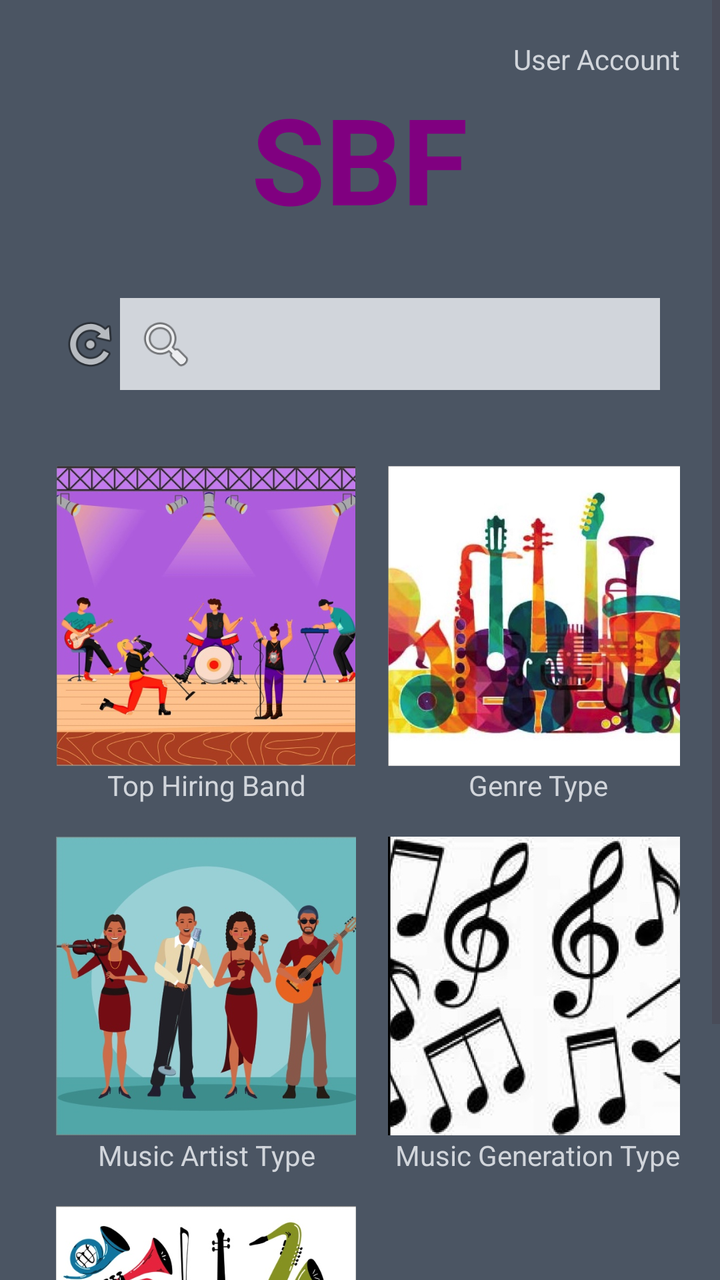
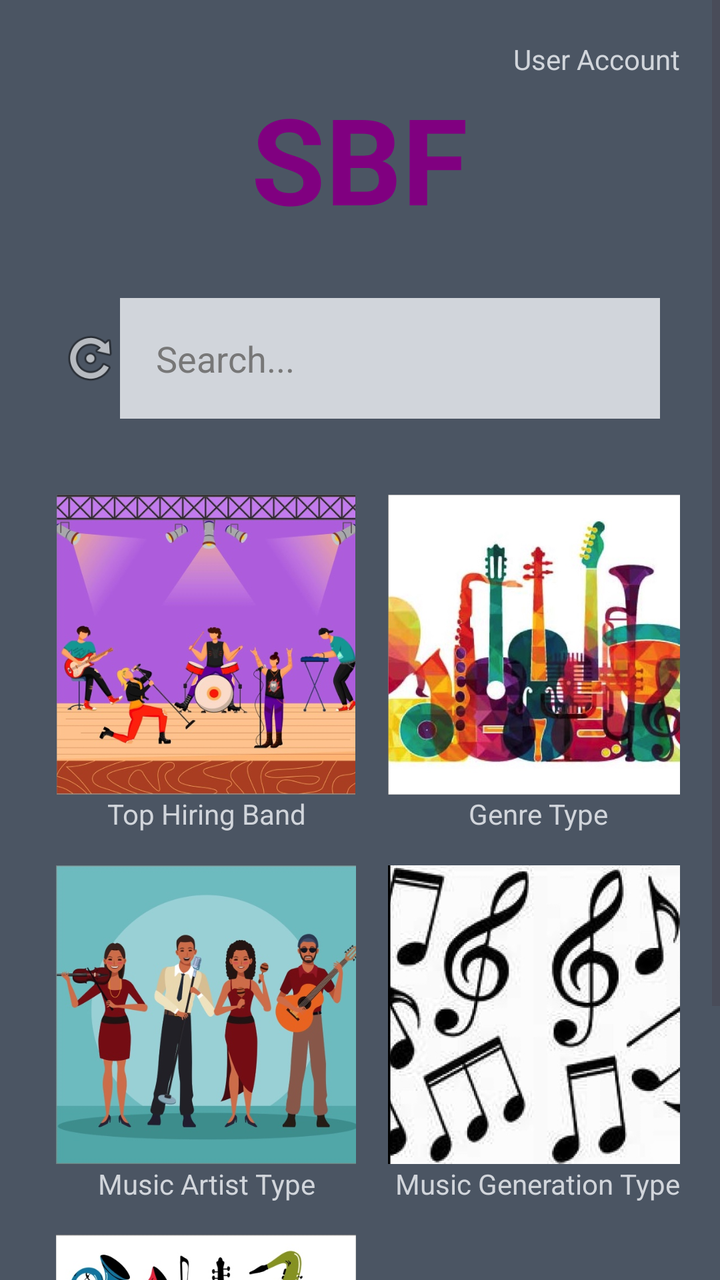

Before-and-after screenshots of an Android layout around one commit, followed by the original layout XML and the change that was made.
<!-- AndroidManifest.xml: application theme Theme.MyApplication -->
<!-- res/layout/activity_dashboard.xml -->
<?xml version="1.0" encoding="utf-8"?>
<ScrollView xmlns:android="http://schemas.android.com/apk/res/android"
    android:layout_width="match_parent"
    android:layout_height="match_parent"
    android:background="#4B5563">

    <LinearLayout
        android:orientation="vertical"
        android:padding="10dp"
        android:layout_width="match_parent"
        android:layout_height="wrap_content"
        android:gravity="center_horizontal">

        <LinearLayout
            android:orientation="vertical"
            android:layout_width="match_parent"
            android:layout_height="wrap_content"
            android:padding="10dp"
            android:gravity="center_horizontal">

            <TextView
                android:layout_width="wrap_content"
                android:layout_height="wrap_content"
                android:layout_gravity="end|center_vertical"
                android:paddingStart="4dp"
                android:text="User Account"
                android:textColor="#D1D5DB" />

            <TextView
                android:id="@+id/sbfTitle"
                android:layout_width="wrap_content"
                android:layout_height="wrap_content"
                android:text="SBF"
                android:textColor="#800080"
                android:textSize="60sp"
                android:textStyle="bold" />
        </LinearLayout>

        <LinearLayout
            android:layout_width="match_parent"
            android:layout_height="wrap_content"
            android:gravity="center_vertical"
            android:orientation="horizontal"
            android:padding="20dp">

            <ImageView
                android:layout_width="30dp"
                android:layout_height="30dp"
                android:src="@android:drawable/ic_menu_rotate" />

            <LinearLayout
                android:layout_width="0dp"
                android:layout_height="wrap_content"
                android:layout_weight="1"
                android:background="#D1D5DB"
                android:gravity="center_vertical"
                android:orientation="horizontal"
                android:padding="8dp">

                <ImageView
                    android:layout_width="30dp"
                    android:layout_height="30dp"
                    android:src="@android:drawable/ic_menu_search" />
            </LinearLayout>
        </LinearLayout>

        <GridLayout
            android:layout_width="wrap_content"
            android:layout_height="wrap_content"
            android:columnCount="2"
            android:padding="10dp">

            <LinearLayout
                android:id="@+id/topHiringBandLayout"
                android:layout_width="wrap_content"
                android:layout_height="wrap_content"
                android:layout_margin="8dp"
                android:gravity="center_horizontal"
                android:orientation="vertical"
                android:clickable="true"
                android:focusable="true">

                <ImageView
                    android:layout_width="150dp"
                    android:layout_height="150dp"
                    android:src="@drawable/top_hiring_band" />

                <TextView
                    android:layout_width="wrap_content"
                    android:layout_height="wrap_content"
                    android:gravity="center"
                    android:text="Top Hiring Band"
                    android:textColor="#D1D5DB" />
            </LinearLayout>

            <LinearLayout
                android:id="@+id/genreTypeLayout"
                android:layout_width="wrap_content"
                android:layout_height="wrap_content"
                android:layout_margin="8dp"
                android:gravity="center_horizontal"
                android:orientation="vertical"
                android:clickable="true"
                android:focusable="true">

                <ImageView
                    android:layout_width="150dp"
                    android:layout_height="150dp"
                    android:src="@drawable/genre_type" />

                <TextView
                    android:layout_width="wrap_content"
                    android:layout_height="wrap_content"
                    android:gravity="center"
                    android:text="Genre Type"
                    android:textColor="#D1D5DB" />
            </LinearLayout>

            
            <LinearLayout
                android:id="@+id/musicArtistTypeLayout"
                android:layout_width="wrap_content"
                android:layout_height="wrap_content"
                android:layout_margin="8dp"
                android:gravity="center_horizontal"
                android:orientation="vertical"
                android:clickable="true"
                android:focusable="true">

                <ImageView
                    android:layout_width="150dp"
                    android:layout_height="150dp"
                    android:src="@drawable/music_artist_type" />

                <TextView
                    android:layout_width="wrap_content"
                    android:layout_height="wrap_content"
                    android:gravity="center"
                    android:text="Music Artist Type"
                    android:textColor="#D1D5DB" />
            </LinearLayout>

            
            <LinearLayout
                android:id="@+id/musicGenerationTypeLayout"
                android:layout_width="wrap_content"
                android:layout_height="wrap_content"
                android:layout_margin="8dp"
                android:gravity="center_horizontal"
                android:orientation="vertical"
                android:clickable="true"
                android:focusable="true">

                <ImageView
                    android:layout_width="150dp"
                    android:layout_height="150dp"
                    android:src="@drawable/music_generation_type" />

                <TextView
                    android:layout_width="wrap_content"
                    android:layout_height="wrap_content"
                    android:gravity="center"
                    android:text="Music Generation Type"
                    android:textColor="#D1D5DB" />
            </LinearLayout>

            
            <LinearLayout
                android:id="@+id/applyBandMemberLayout"
                android:layout_width="wrap_content"
                android:layout_height="wrap_content"
                android:layout_margin="8dp"
                android:gravity="center_horizontal"
                android:orientation="vertical"
                android:clickable="true"
                android:focusable="true">

                <ImageView
                    android:layout_width="150dp"
                    android:layout_height="150dp"
                    android:src="@drawable/apply_band_member" />

                <TextView
                    android:layout_width="wrap_content"
                    android:layout_height="wrap_content"
                    android:gravity="center"
                    android:text="Apply Band Member"
                    android:textColor="#D1D5DB" />
            </LinearLayout>
        </GridLayout>
    </LinearLayout>
</ScrollView>
<!-- resources referenced by this layout -->
<resources>
  <!-- drawable apply_band_member: jpeg bitmap (drawable, 88748 bytes) -->
  <!-- drawable genre_type: jpeg bitmap (drawable, 107689 bytes) -->
  <!-- drawable music_artist_type: jpeg bitmap (drawable, 65181 bytes) -->
  <!-- drawable music_generation_type: jpeg bitmap (drawable, 70566 bytes) -->
  <!-- drawable top_hiring_band: jpeg bitmap (drawable, 93191 bytes) -->
  <style name="Theme.MyApplication" parent="Base.Theme.MyApplication" />
  <style name="Base.Theme.MyApplication" parent="Theme.Material3.DayNight.NoActionBar">
          
          
      </style>
</resources>

<!-- the commit's change to res/layout/activity_dashboard.xml (unified diff, before → after) -->
@@ -57,11 +57,17 @@
                 android:orientation="horizontal"
                 android:padding="8dp">
 
-                <ImageView
-                    android:layout_width="30dp"
-                    android:layout_height="30dp"
-                    android:src="@android:drawable/ic_menu_search" />
+                <EditText
+                    android:id="@+id/searchEditText"
+                    android:layout_width="match_parent"
+                    android:layout_height="wrap_content"
+                    android:hint="Search..."
+                    android:padding="10dp"
+                    android:background="@android:color/transparent"
+                    android:textColor="#000"
+                    android:textColorHint="#777" />
             </LinearLayout>
+
         </LinearLayout>
 
         <GridLayout
